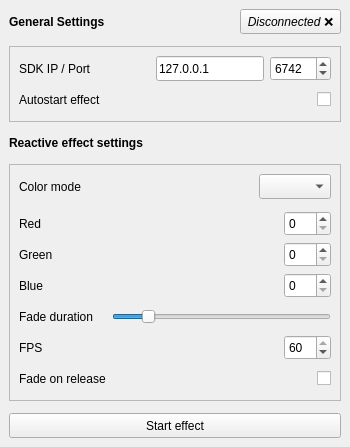
First picture: the form in src/mousereactivergb.ui, repository Odizinne/MouseReactiveRGB, before the edit.
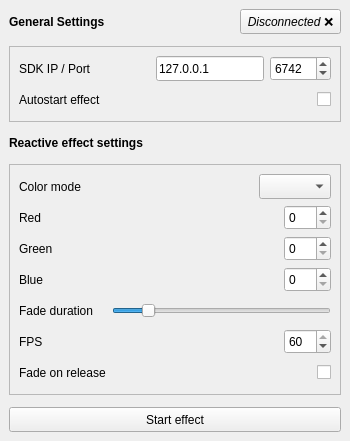
Second picture: the form after the edit.

What changed in the file:
```diff
--- a/src/mousereactivergb.ui
+++ b/src/mousereactivergb.ui
@@ -7,7 +7,7 @@
     <x>0</x>
     <y>0</y>
     <width>350</width>
-    <height>447</height>
+    <height>441</height>
    </rect>
   </property>
   <property name="minimumSize">
@@ -72,12 +72,32 @@
        <property name="spacing">
         <number>6</number>
        </property>
-       <item row="9" column="0">
-        <widget class="QLabel" name="label_10">
-         <property name="text">
-          <string>FPS</string>
-         </property>
-        </widget>
+       <item row="0" column="1" colspan="2">
+        <layout class="QGridLayout" name="gridLayout_5">
+         <item row="0" column="1">
+          <widget class="QComboBox" name="colorModeComboBox">
+           <property name="minimumSize">
+            <size>
+             <width>0</width>
+             <height>25</height>
+            </size>
+           </property>
+          </widget>
+         </item>
+         <item row="0" column="0">
+          <spacer name="horizontalSpacer_3">
+           <property name="orientation">
+            <enum>Qt::Orientation::Horizontal</enum>
+           </property>
+           <property name="sizeHint" stdset="0">
+            <size>
+             <width>40</width>
+             <height>20</height>
+            </size>
+           </property>
+          </spacer>
+         </item>
+        </layout>
        </item>
        <item row="4" column="1" colspan="2">
         <widget class="QFrame" name="frame">
@@ -90,7 +110,7 @@
          <property name="frameShadow">
           <enum>QFrame::Shadow::Plain</enum>
          </property>
-         <layout class="QGridLayout" name="gridLayout_4" columnstretch="1,0,1,0,1,0">
+         <layout class="QGridLayout" name="gridLayout_4" columnstretch="1">
           <property name="leftMargin">
            <number>0</number>
           </property>
@@ -106,66 +126,34 @@
           <property name="spacing">
            <number>6</number>
           </property>
+          <item row="0" column="0">
+           <widget class="QSlider" name="fadeDurationSlider">
+            <property name="minimumSize">
+             <size>
+              <width>0</width>
+              <height>25</height>
+             </size>
+            </property>
+            <property name="minimum">
+             <number>250</number>
+            </property>
+            <property name="maximum">
+             <number>2000</number>
+            </property>
+            <property name="sliderPosition">
+             <number>500</number>
+            </property>
+            <property name="orientation">
+             <enum>Qt::Orientation::Horizontal</enum>
+            </property>
+            <property name="tickPosition">
+             <enum>QSlider::TickPosition::NoTicks</enum>
+            </property>
+           </widget>
+          </item>
          </layout>
         </widget>
        </item>
-       <item row="8" column="1" colspan="2">
-        <widget class="QSlider" name="fadeDurationSlider">
-         <property name="minimumSize">
-          <size>
-           <width>0</width>
-           <height>25</height>
-          </size>
-         </property>
-         <property name="minimum">
-          <number>250</number>
-         </property>
-         <property name="maximum">
-          <number>2000</number>
-         </property>
-         <property name="sliderPosition">
-          <number>500</number>
-         </property>
-         <property name="orientation">
-          <enum>Qt::Orientation::Horizontal</enum>
-         </property>
-         <property name="tickPosition">
-          <enum>QSlider::TickPosition::NoTicks</enum>
-         </property>
-        </widget>
-       </item>
-       <item row="5" column="0">
-        <widget class="QLabel" name="label">
-         <property name="minimumSize">
-          <size>
-           <width>31</width>
-           <height>0</height>
-          </size>
-         </property>
-         <property name="text">
-          <string>Red</string>
-         </property>
-        </widget>
-       </item>
-       <item row="5" column="2">
-        <widget class="QSpinBox" name="rSpinBox">
-         <property name="minimumSize">
-          <size>
-           <width>0</width>
-           <height>25</height>
-          </size>
-         </property>
-         <property name="maximumSize">
-          <size>
-           <width>16777215</width>
-           <height>16777215</height>
-          </size>
-         </property>
-         <property name="maximum">
-          <number>255</number>
-         </property>
-        </widget>
-       </item>
        <item row="0" column="0">
         <widget class="QLabel" name="label_12">
          <property name="minimumSize">
@@ -179,43 +167,39 @@
          </property>
         </widget>
        </item>
-       <item row="10" column="2">
-        <widget class="QCheckBox" name="fadeOnReleaseCheckBox">
+       <item row="1" column="0">
+        <widget class="QLabel" name="label">
+         <property name="minimumSize">
+          <size>
+           <width>31</width>
+           <height>0</height>
+          </size>
+         </property>
+         <property name="text">
+          <string>Red</string>
+         </property>
+        </widget>
+       </item>
+       <item row="1" column="2">
+        <widget class="QSpinBox" name="rSpinBox">
          <property name="minimumSize">
           <size>
            <width>0</width>
            <height>25</height>
           </size>
          </property>
-         <property name="layoutDirection">
-          <enum>Qt::LayoutDirection::RightToLeft</enum>
-         </property>
-         <property name="text">
-          <string/>
-         </property>
-        </widget>
-       </item>
-       <item row="9" column="1">
-        <spacer name="horizontalSpacer">
-         <property name="orientation">
-          <enum>Qt::Orientation::Horizontal</enum>
-         </property>
-         <property name="sizeHint" stdset="0">
+         <property name="maximumSize">
           <size>
-           <width>40</width>
-           <height>20</height>
+           <width>16777215</width>
+           <height>16777215</height>
           </size>
          </property>
-        </spacer>
-       </item>
-       <item row="10" column="0">
-        <widget class="QLabel" name="label_6">
-         <property name="text">
-          <string>Fade on release</string>
+         <property name="maximum">
+          <number>255</number>
          </property>
         </widget>
        </item>
-       <item row="6" column="0">
+       <item row="2" column="0">
         <widget class="QLabel" name="label_2">
          <property name="minimumSize">
           <size>
@@ -228,7 +212,58 @@
          </property>
         </widget>
        </item>
-       <item row="8" column="0">
+       <item row="2" column="2">
+        <widget class="QSpinBox" name="gSpinBox">
+         <property name="minimumSize">
+          <size>
+           <width>0</width>
+           <height>25</height>
+          </size>
+         </property>
+         <property name="maximumSize">
+          <size>
+           <width>16777215</width>
+           <height>16777215</height>
+          </size>
+         </property>
+         <property name="maximum">
+          <number>255</number>
+         </property>
+        </widget>
+       </item>
+       <item row="3" column="0">
+        <widget class="QLabel" name="label_3">
+         <property name="minimumSize">
+          <size>
+           <width>31</width>
+           <height>0</height>
+          </size>
+         </property>
+         <property name="text">
+          <string>Blue</string>
+         </property>
+        </widget>
+       </item>
+       <item row="3" column="2">
+        <widget class="QSpinBox" name="bSpinBox">
+         <property name="minimumSize">
+          <size>
+           <width>0</width>
+           <height>25</height>
+          </size>
+         </property>
+         <property name="maximumSize">
+          <size>
+           <width>16777215</width>
+           <height>16777215</height>
+          </size>
+         </property>
+         <property name="maximum">
+          <number>255</number>
+         </property>
+        </widget>
+       </item>
+       <item row="4" column="0">
         <widget class="QLabel" name="label_4">
          <property name="minimumSize">
           <size>
@@ -241,26 +276,14 @@
          </property>
         </widget>
        </item>
-       <item row="6" column="2">
-        <widget class="QSpinBox" name="gSpinBox">
-         <property name="minimumSize">
-          <size>
-           <width>0</width>
-           <height>25</height>
-          </size>
-         </property>
-         <property name="maximumSize">
-          <size>
-           <width>16777215</width>
-           <height>16777215</height>
-          </size>
-         </property>
-         <property name="maximum">
-          <number>255</number>
+       <item row="5" column="0">
+        <widget class="QLabel" name="label_10">
+         <property name="text">
+          <string>FPS</string>
          </property>
         </widget>
        </item>
-       <item row="9" column="2">
+       <item row="5" column="2">
         <widget class="QSpinBox" name="fpsSpinBox">
          <property name="minimumSize">
           <size>
@@ -285,65 +308,42 @@
          </property>
         </widget>
        </item>
-       <item row="7" column="0">
-        <widget class="QLabel" name="label_3">
-         <property name="minimumSize">
+       <item row="5" column="1">
+        <spacer name="horizontalSpacer">
+         <property name="orientation">
+          <enum>Qt::Orientation::Horizontal</enum>
+         </property>
+         <property name="sizeHint" stdset="0">
           <size>
-           <width>31</width>
-           <height>0</height>
+           <width>40</width>
+           <height>20</height>
           </size>
          </property>
+        </spacer>
+       </item>
+       <item row="6" column="0">
+        <widget class="QLabel" name="label_6">
          <property name="text">
-          <string>Blue</string>
+          <string>Fade on release</string>
          </property>
         </widget>
        </item>
-       <item row="7" column="2">
-        <widget class="QSpinBox" name="bSpinBox">
+       <item row="6" column="2">
+        <widget class="QCheckBox" name="fadeOnReleaseCheckBox">
          <property name="minimumSize">
           <size>
            <width>0</width>
            <height>25</height>
           </size>
          </property>
-         <property name="maximumSize">
-          <size>
-           <width>16777215</width>
-           <height>16777215</height>
-          </size>
+         <property name="layoutDirection">
+          <enum>Qt::LayoutDirection::RightToLeft</enum>
          </property>
-         <property name="maximum">
-          <number>255</number>
+         <property name="text">
+          <string/>
          </property>
         </widget>
        </item>
-       <item row="0" column="1" colspan="2">
-        <layout class="QGridLayout" name="gridLayout_5">
-         <item row="0" column="1">
-          <widget class="QComboBox" name="colorModeComboBox">
-           <property name="minimumSize">
-            <size>
-             <width>0</width>
-             <height>25</height>
-            </size>
-           </property>
-          </widget>
-         </item>
-         <item row="0" column="0">
-          <spacer name="horizontalSpacer_3">
-           <property name="orientation">
-            <enum>Qt::Orientation::Horizontal</enum>
-           </property>
-           <property name="sizeHint" stdset="0">
-            <size>
-             <width>40</width>
-             <height>20</height>
-            </size>
-           </property>
-          </spacer>
-         </item>
-        </layout>
-       </item>
       </layout>
      </widget>
     </item>
```
